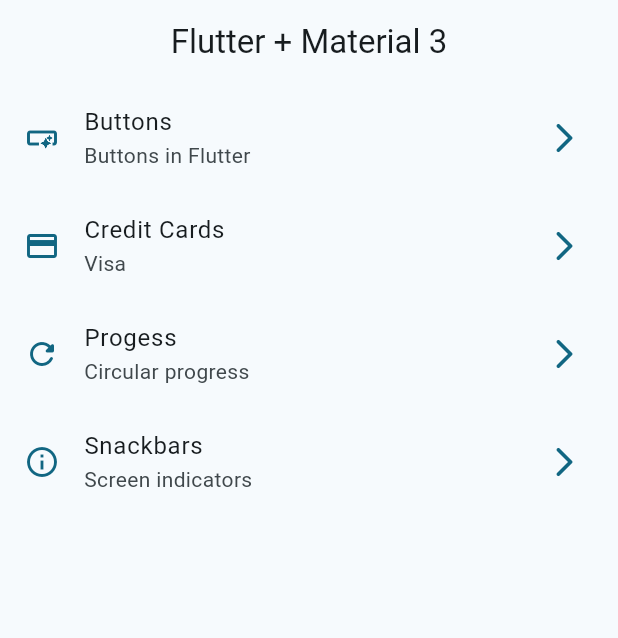
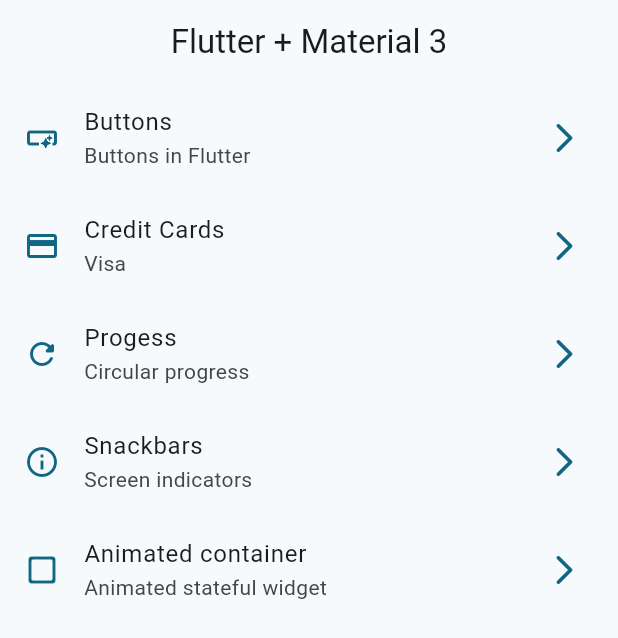
Before and after one commit to alejandrosantin/widgets_app, a Flutter app: the screen it shows after launch, on a phone screen of 412 x 824 dp. Shown: the top 638 px of the screen. Run offline on Flutter 3.47's test engine with Material 2 defaults, Android fonts, the phone set to English and light mode, and no system bars; our stand-ins replace go_router.

Commit message:
animated container screen

```diff
--- a/lib/config/menu/menu_items.dart
+++ b/lib/config/menu/menu_items.dart
@@ -39,4 +39,10 @@ const appMenuItems = <MenuItem>[
     link: '/snackbars',
     icon: Icons.info_outline,
   ),
+  MenuItem(
+    title: 'Animated container',
+    subTitle: 'Animated stateful widget',
+    link: '/animated',
+    icon: Icons.check_box_outline_blank_rounded,
+  ),
 ];
--- a/lib/config/router/app_router.dart
+++ b/lib/config/router/app_router.dart
@@ -28,6 +28,11 @@ final GoRouter appRouter = GoRouter(
       path: '/snackbars',
       name: SnackbarScreen.name,
       builder: (context, state) => const SnackbarScreen(),
-    )
+    ),
+    GoRoute(
+      path: '/animated',
+      name: AnimatedScreen.name,
+      builder: (context, state) => const AnimatedScreen(),
+    ),
   ],
 );
```
Also changed, not shown: lib/presentation/screens/animated/animated_screen.dart (+51 -3 lines).
